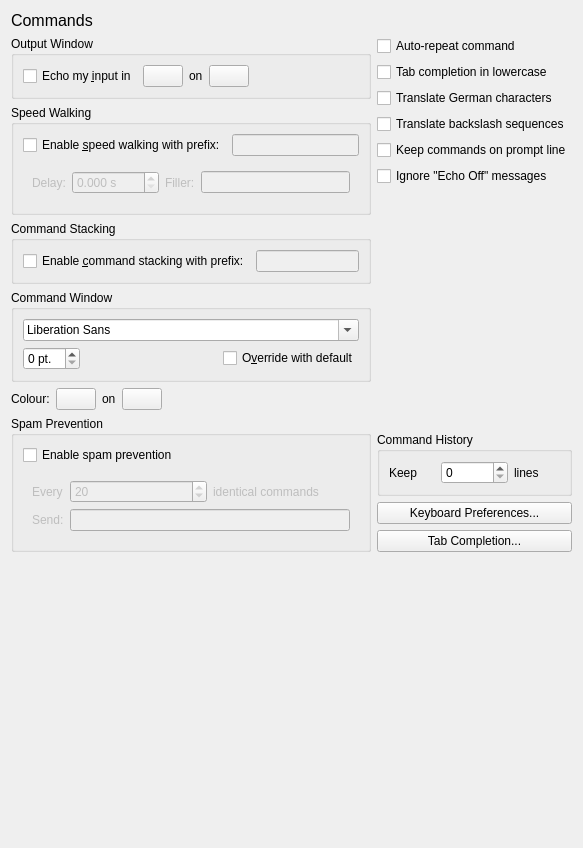
The window that src/ui/worldprefs/prefs_commands.ui (jnbooth/qMUSHclient) describes before a commit, drawn with Qt 5.
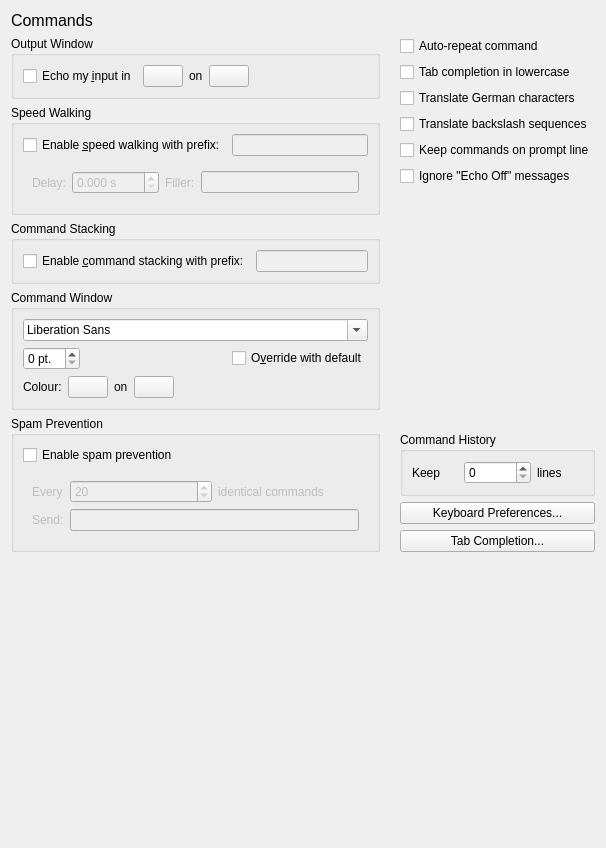
The same window after the commit.

```diff
--- a/src/ui/worldprefs/prefs_commands.ui
+++ b/src/ui/worldprefs/prefs_commands.ui
@@ -6,7 +6,7 @@
    <rect>
     <x>0</x>
     <y>0</y>
-    <width>583</width>
+    <width>606</width>
     <height>848</height>
    </rect>
   </property>
@@ -33,9 +33,15 @@
     </widget>
    </item>
    <item>
-    <layout class="QHBoxLayout" name="horizontalLayout">
+    <layout class="QHBoxLayout" name="_main">
+     <property name="spacing">
+      <number>20</number>
+     </property>
      <item>
-      <layout class="QVBoxLayout" name="verticalLayout">
+      <layout class="QVBoxLayout" name="_options">
+       <property name="spacing">
+        <number>6</number>
+       </property>
        <item>
         <widget class="QGroupBox" name="groupBox">
          <property name="title">
@@ -185,8 +191,6 @@
          </property>
          <layout class="QVBoxLayout" name="verticalLayout_5">
           <item>
-           <layout class="QHBoxLayout" name="horizontalLayout_4">
-            <item>
              <widget class="QFontComboBox" name="input_font">
               <property name="sizePolicy">
                <sizepolicy hsizetype="Minimum" vsizetype="Fixed">
@@ -196,8 +200,6 @@
               </property>
              </widget>
             </item>
-           </layout>
-          </item>
           <item>
            <layout class="QHBoxLayout" name="horizontalLayout_8">
             <item>
@@ -222,11 +224,8 @@
             </item>
            </layout>
           </item>
-         </layout>
-        </widget>
-       </item>
        <item>
-        <layout class="QHBoxLayout" name="horizontalLayout_7">
+           <layout class="QHBoxLayout" name="_color">
          <item>
           <widget class="QLabel" name="label_5">
            <property name="text">
@@ -270,6 +269,9 @@
          </item>
         </layout>
        </item>
+         </layout>
+        </widget>
+       </item>
        <item>
         <widget class="QGroupBox" name="groupBox_5">
          <property name="title">
@@ -336,7 +338,10 @@
       </layout>
      </item>
      <item>
-      <layout class="QVBoxLayout" name="verticalLayout_3">
+      <layout class="QVBoxLayout" name="_checkboxes">
+       <property name="spacing">
+        <number>6</number>
+       </property>
        <item>
         <widget class="QCheckBox" name="auto_repeat">
          <property name="text">
```
Left out of the diff: 80 changed lines with no effect on the pictures. Lines whose indentation alone changed are shown as unchanged.
